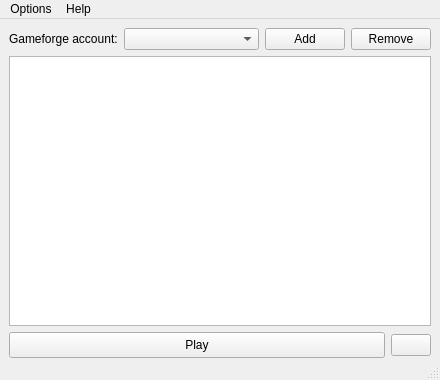
Old version of the form MainWindow.ui in the repository hatz2/GflessClient.
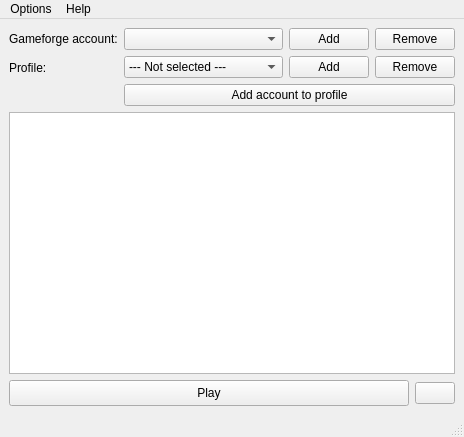
New version of the form. Icons and pictures are not drawn.

Commit message: started working on profile system

Patch:
```diff
--- a/MainWindow.ui
+++ b/MainWindow.ui
@@ -6,8 +6,8 @@
    <rect>
     <x>0</x>
     <y>0</y>
-    <width>440</width>
-    <height>380</height>
+    <width>464</width>
+    <height>437</height>
    </rect>
   </property>
   <property name="windowTitle">
@@ -18,20 +18,17 @@
     <normaloff>:/resources/gfless_icon.png</normaloff>:/resources/gfless_icon.png</iconset>
   </property>
   <widget class="QWidget" name="centralwidget">
-   <layout class="QVBoxLayout" name="verticalLayout">
-    <property name="bottomMargin">
-     <number>0</number>
-    </property>
+   <layout class="QVBoxLayout" name="verticalLayout_2">
     <item>
-     <layout class="QHBoxLayout" name="horizontalLayout">
-      <item>
+     <layout class="QFormLayout" name="formLayout">
+      <item row="0" column="0">
        <widget class="QLabel" name="label_3">
         <property name="text">
          <string>Gameforge account:</string>
         </property>
        </widget>
       </item>
-      <item>
+      <item row="0" column="1">
        <layout class="QHBoxLayout" name="horizontalLayout_2" stretch="1,0,0">
         <item>
          <widget class="QComboBox" name="gameforgeAccountComboBox"/>
@@ -52,6 +49,51 @@
         </item>
        </layout>
       </item>
+      <item row="1" column="0">
+       <widget class="QLabel" name="label">
+        <property name="text">
+         <string>Profile:</string>
+        </property>
+       </widget>
+      </item>
+      <item row="1" column="1">
+       <layout class="QVBoxLayout" name="verticalLayout">
+        <item>
+         <layout class="QHBoxLayout" name="horizontalLayout" stretch="1,0,0">
+          <item>
+           <widget class="QComboBox" name="profileComboBox">
+            <item>
+             <property name="text">
+              <string>--- Not selected ---</string>
+             </property>
+            </item>
+           </widget>
+          </item>
+          <item>
+           <widget class="QPushButton" name="addProfileButton">
+            <property name="text">
+             <string>Add</string>
+            </property>
+           </widget>
+          </item>
+          <item>
+           <widget class="QPushButton" name="removeProfileButton">
+            <property name="text">
+             <string>Remove</string>
+            </property>
+           </widget>
+          </item>
+         </layout>
+        </item>
+        <item>
+         <widget class="QPushButton" name="addProfileAccountButton">
+          <property name="text">
+           <string>Add account to profile</string>
+          </property>
+         </widget>
+        </item>
+       </layout>
+      </item>
      </layout>
     </item>
     <item>
@@ -102,7 +144,7 @@
     <rect>
      <x>0</x>
      <y>0</y>
-     <width>440</width>
+     <width>464</width>
      <height>20</height>
     </rect>
    </property>
```
The commit also changes 12 other files.
